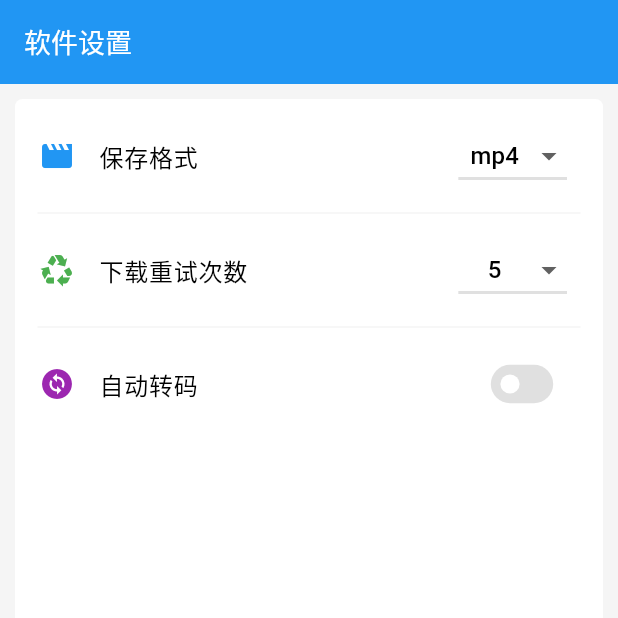
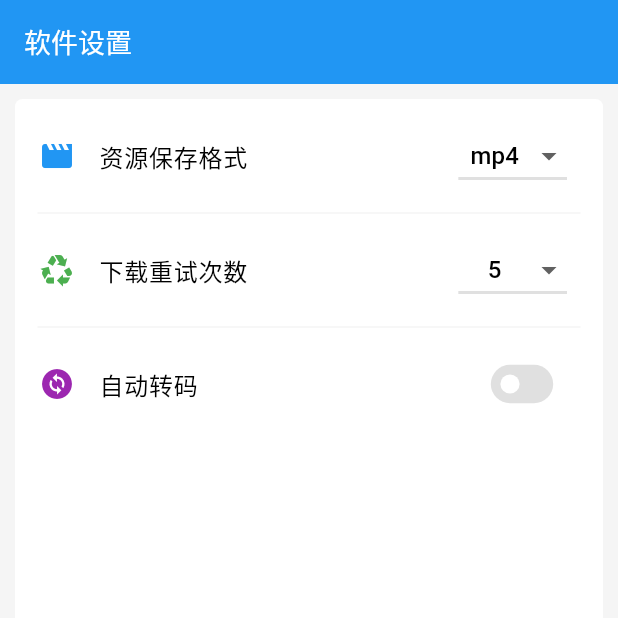
Before and after one commit to AndroidCoderPeng/m3u8_downloader, a Flutter app: the screen it shows after launch, item 3 of the bottom bar chosen, on a phone screen of 412 x 824 dp, the top half of it. Run offline on Flutter 3.47's test engine with Material 3 defaults, Android fonts, the phone set to English and light mode, and no system bars; our stand-ins replace file_picker, logger, shared_preferences; missing offline and left inert: window_manager.

Commit message:
refactor: 修改保存格式选项的显示文本
- 在桌面和手机版本的软件设置界面中，将"保存格式"选项的显示文本修改为"资源保存格式"
- 这个改动可以提高用户界面的清晰度，使用户更容易理解该选项的作用

```diff
--- a/lib/views/desktop/software_setting_widget.dart
+++ b/lib/views/desktop/software_setting_widget.dart
@@ -138,7 +138,7 @@ class _SoftwareSettingWidgetState extends State<SoftwareSettingWidget> {
             ListTile(
               iconColor: Colors.blue,
               leading: Icon(Icons.movie),
-              title: Text('保存格式', style: TextStyle(fontSize: 16)),
+              title: Text('资源保存格式', style: TextStyle(fontSize: 16)),
               trailing: DropdownButton(
                 alignment: Alignment.center,
                 value: _saveFileType ?? 'mp4',
--- a/lib/views/phone/software_setting_widget.dart
+++ b/lib/views/phone/software_setting_widget.dart
@@ -1,6 +1,4 @@
-import 'package:file_picker/file_picker.dart';
 import 'package:flutter/material.dart';
-import 'package:m3u8_downloader/utils/fogger.dart';
 import 'package:shared_preferences/shared_preferences.dart';
 
 class SoftwareSettingWidget extends StatefulWidget {
@@ -74,7 +72,7 @@ class _SoftwareSettingWidgetState extends State<SoftwareSettingWidget> {
               ListTile(
                 iconColor: Colors.blue,
                 leading: Icon(Icons.movie),
-                title: Text('保存格式', style: TextStyle(fontSize: 16)),
+                title: Text('资源保存格式', style: TextStyle(fontSize: 16)),
                 trailing: DropdownButton(
                   alignment: Alignment.center,
                   value: _saveFileType ?? 'mp4',
```
